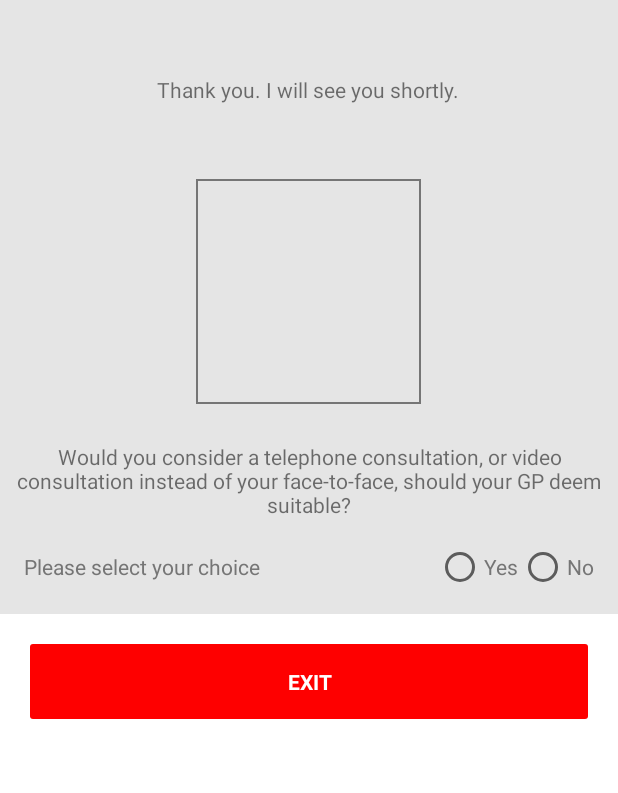
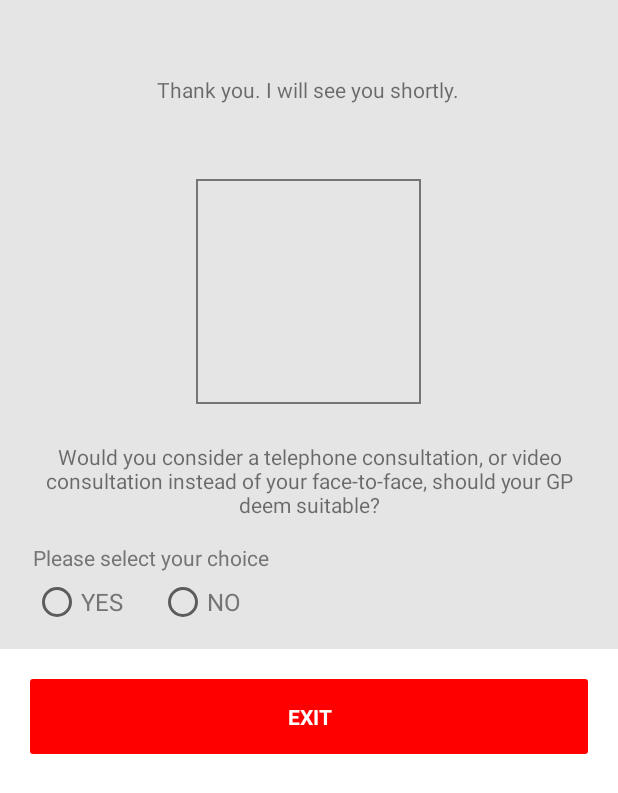
Before and after one commit to Vibeosys/GP-Mate-Frontend, an Android app: the FinishActivity screen opened directly, with no data from a screen before it, on a phone screen of 412 x 824 dp. Shown: the top 793 px of the screen. Run offline under Robolectric (Android 15) with nearby library versions, the phone set to English and light mode, and no system bars; our stand-ins replace ButterKnife, Picasso; libraries missing offline, so code that uses them is left out: com.google.android.gms; pictures from the network do not load; 3 statements that could not run were skipped.

Commit message:
Finish screen changes
Finish screen changes

```diff
--- a/ine-rp-consultpalandroid-02e3b4aa3a8a/app/src/main/java/com/consultpal/android/views/FinishActivity.java
+++ b/ine-rp-consultpalandroid-02e3b4aa3a8a/app/src/main/java/com/consultpal/android/views/FinishActivity.java
@@ -117,6 +117,9 @@ public class FinishActivity extends AppCompatActivity {
 
     @OnClick(R.id.finish_exit_button)
     public void onClickFinishButton() {
+        Toast toast = Toast.makeText(getApplicationContext(), getResources().getString(R.string.set_appointment_msg), Toast.LENGTH_LONG);
+        toast.setGravity(Gravity.CENTER, 0, 0);
+        toast.show();
         this.finish();
     }
 
--- a/ine-rp-consultpalandroid-02e3b4aa3a8a/app/src/main/res/layout/activity_finish.xml
+++ b/ine-rp-consultpalandroid-02e3b4aa3a8a/app/src/main/res/layout/activity_finish.xml
@@ -46,6 +46,8 @@
                 android:layout_height="wrap_content"
                 android:layout_marginBottom="8dp"
                 android:layout_marginTop="25dp"
+                android:paddingLeft="16dp"
+                android:paddingRight="16dp"
                 android:gravity="center"
                 android:text="@string/exit_screen_message"
                 android:textSize="@dimen/finish_screen_text_size" />
@@ -70,15 +72,14 @@
                 android:layout_marginBottom="15dp"
                 android:layout_marginTop="8dp"
                 android:gravity="center_vertical"
-                android:orientation="horizontal"
-                android:paddingLeft="16dp"
-                android:paddingRight="16dp">
+                android:orientation="vertical"
+                android:paddingLeft="22dp"
+                android:paddingRight="22dp">
 
                 <TextView
                     android:id="@+id/email_notification_choice"
                     android:layout_width="match_parent"
                     android:layout_height="wrap_content"
-                    android:layout_weight="1"
                     android:text="@string/exit_screen_choice"
                     android:textColor="@color/grey_regular_text"
                     android:textSize="@dimen/finish_screen_text_size" />
@@ -88,6 +89,7 @@
                     android:layout_width="wrap_content"
                     android:layout_height="wrap_content"
                     android:layout_below="@+id/email_notification_choice"
+                    android:layout_marginTop="4dp"
                     android:orientation="horizontal">
 
                     <RadioButton
@@ -95,18 +97,20 @@
                         android:layout_width="wrap_content"
                         android:layout_height="wrap_content"
                         android:onClick="onRadioButtonClicked"
-                        android:text="Yes"
+                        android:text="YES"
                         android:textColor="@color/grey_regular_text"
-                        android:textSize="@dimen/finish_screen_text_size" />
+                        android:textSize="@dimen/spinner_text_size" />
 
                     <RadioButton
                         android:id="@+id/radio_no"
                         android:layout_width="wrap_content"
                         android:layout_height="wrap_content"
+                        android:layout_marginLeft="24dp"
                         android:onClick="onRadioButtonClicked"
-                        android:text="No"
+                        android:text="NO"
+
                         android:textColor="@color/grey_regular_text"
-                        android:textSize="@dimen/finish_screen_text_size" />
+                        android:textSize="@dimen/spinner_text_size" />
 
                 </RadioGroup>
             </LinearLayout>
@@ -196,7 +200,7 @@
                     android:layout_width="match_parent"
                     android:layout_height="wrap_content"
                     android:layout_marginBottom="@dimen/log_in_fields_bottom_margin"
-                    android:hint="Msg" />
+                    android:hint="@string/finish_msg" />
             </LinearLayout>
 
             <LinearLayout
--- a/ine-rp-consultpalandroid-02e3b4aa3a8a/app/src/main/res/values/strings.xml
+++ b/ine-rp-consultpalandroid-02e3b4aa3a8a/app/src/main/res/values/strings.xml
@@ -115,4 +115,5 @@
     <string name="session_time_out">Session Time Out</string>
     <string name="session_time_out_msg">Your session is time out you can not chat further.</string>
     <string name="msg_error_validation">Please Write us</string>
+    <string name="finish_msg">When do you prefer consultation?</string>
 </resources>
```
